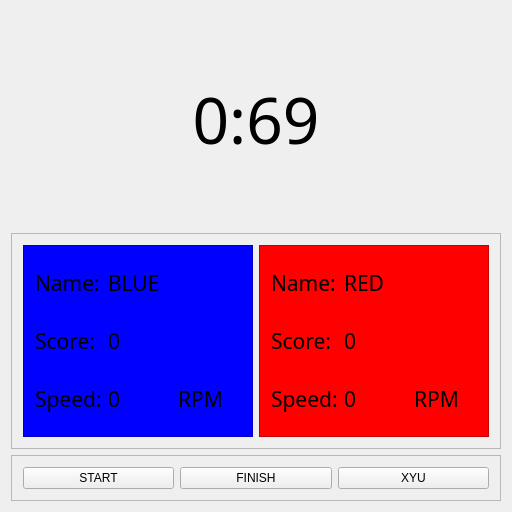
Old version of the form UI/racewindow.ui in the repository fut33v/GoldSprintsFatracing.
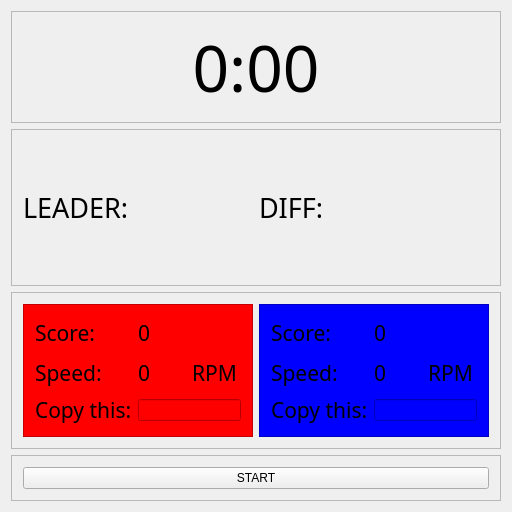
New version of the form.

Patch:
```diff
--- a/UI/racewindow.ui
+++ b/UI/racewindow.ui
@@ -10,6 +10,12 @@
     <height>512</height>
    </rect>
   </property>
+  <property name="sizePolicy">
+   <sizepolicy hsizetype="Preferred" vsizetype="Fixed">
+    <horstretch>0</horstretch>
+    <verstretch>0</verstretch>
+   </sizepolicy>
+  </property>
   <property name="windowTitle">
    <string>ГОЛДСПРИНТ</string>
   </property>
@@ -22,19 +28,106 @@
    </property>
    <layout class="QVBoxLayout" name="verticalLayout_8">
     <item>
-     <widget class="QLabel" name="label">
-      <property name="font">
-       <font>
-        <family>IBM 3270</family>
-        <pointsize>48</pointsize>
-       </font>
+     <widget class="QFrame" name="frame_5">
+      <property name="sizePolicy">
+       <sizepolicy hsizetype="Preferred" vsizetype="Fixed">
+        <horstretch>0</horstretch>
+        <verstretch>0</verstretch>
+       </sizepolicy>
       </property>
-      <property name="text">
-       <string>0:69</string>
+      <property name="frameShape">
+       <enum>QFrame::StyledPanel</enum>
       </property>
-      <property name="alignment">
-       <set>Qt::AlignCenter</set>
+      <property name="frameShadow">
+       <enum>QFrame::Raised</enum>
       </property>
+      <layout class="QVBoxLayout" name="verticalLayout">
+       <item>
+        <widget class="QLabel" name="labelSeconds">
+         <property name="sizePolicy">
+          <sizepolicy hsizetype="Preferred" vsizetype="Fixed">
+           <horstretch>0</horstretch>
+           <verstretch>0</verstretch>
+          </sizepolicy>
+         </property>
+         <property name="font">
+          <font>
+           <family>IBM 3270</family>
+           <pointsize>48</pointsize>
+          </font>
+         </property>
+         <property name="text">
+          <string>0:00</string>
+         </property>
+         <property name="alignment">
+          <set>Qt::AlignCenter</set>
+         </property>
+        </widget>
+       </item>
+      </layout>
+     </widget>
+    </item>
+    <item>
+     <widget class="QFrame" name="frame_6">
+      <property name="frameShape">
+       <enum>QFrame::StyledPanel</enum>
+      </property>
+      <property name="frameShadow">
+       <enum>QFrame::Raised</enum>
+      </property>
+      <layout class="QHBoxLayout" name="horizontalLayout_3">
+       <item>
+        <widget class="QLabel" name="label_9">
+         <property name="font">
+          <font>
+           <family>IBM 3270</family>
+           <pointsize>20</pointsize>
+          </font>
+         </property>
+         <property name="text">
+          <string>LEADER:</string>
+         </property>
+        </widget>
+       </item>
+       <item>
+        <widget class="QLabel" name="labelLeader">
+         <property name="font">
+          <font>
+           <family>IBM 3270</family>
+           <pointsize>20</pointsize>
+          </font>
+         </property>
+         <property name="text">
+          <string/>
+         </property>
+        </widget>
+       </item>
+       <item>
+        <widget class="QLabel" name="label">
+         <property name="font">
+          <font>
+           <family>IBM 3270</family>
+           <pointsize>20</pointsize>
+          </font>
+         </property>
+         <property name="text">
+          <string>DIFF:</string>
+         </property>
+        </widget>
+       </item>
+       <item>
+        <widget class="QLabel" name="labelDiff">
+         <property name="font">
+          <font>
+           <pointsize>20</pointsize>
+          </font>
+         </property>
+         <property name="text">
+          <string/>
+         </property>
+        </widget>
+       </item>
+      </layout>
      </widget>
     </item>
     <item>
@@ -46,6 +139,108 @@
        <enum>QFrame::Raised</enum>
       </property>
       <layout class="QHBoxLayout" name="horizontalLayout">
+       <item>
+        <widget class="QFrame" name="frame_3">
+         <property name="styleSheet">
+          <string notr="true">background: red;
+</string>
+         </property>
+         <property name="frameShape">
+          <enum>QFrame::StyledPanel</enum>
+         </property>
+         <property name="frameShadow">
+          <enum>QFrame::Raised</enum>
+         </property>
+         <layout class="QGridLayout" name="gridLayout_2">
+          <item row="1" column="2">
+           <widget class="QLabel" name="label_7">
+            <property name="font">
+             <font>
+              <family>IBM 3270</family>
+              <pointsize>16</pointsize>
+             </font>
+            </property>
+            <property name="text">
+             <string>RPM</string>
+            </property>
+           </widget>
+          </item>
+          <item row="0" column="0">
+           <widget class="QLabel" name="label_8">
+            <property name="font">
+             <font>
+              <family>IBM 3270</family>
+              <pointsize>16</pointsize>
+              <weight>50</weight>
+              <bold>false</bold>
+             </font>
+            </property>
+            <property name="text">
+             <string>Score:</string>
+            </property>
+            <property name="textFormat">
+             <enum>Qt::PlainText</enum>
+            </property>
+           </widget>
+          </item>
+          <item row="0" column="1" colspan="2">
+           <widget class="QLabel" name="labelRedScore">
+            <property name="font">
+             <font>
+              <family>IBM 3270</family>
+              <pointsize>16</pointsize>
+             </font>
+            </property>
+            <property name="text">
+             <string>0</string>
+            </property>
+           </widget>
+          </item>
+          <item row="1" column="0">
+           <widget class="QLabel" name="label_10">
+            <property name="font">
+             <font>
+              <family>IBM 3270</family>
+              <pointsize>16</pointsize>
+             </font>
+            </property>
+            <property name="text">
+             <string>Speed:</string>
+            </property>
+           </widget>
+          </item>
+          <item row="1" column="1">
+           <widget class="QLabel" name="labelRedRPM">
+            <property name="font">
+             <font>
+              <family>IBM 3270</family>
+              <pointsize>16</pointsize>
+             </font>
+            </property>
+            <property name="text">
+             <string>0</string>
+            </property>
+           </widget>
+          </item>
+          <item row="2" column="0">
+           <widget class="QLabel" name="label_5">
+            <property name="font">
+             <font>
+              <family>IBM 3270</family>
+              <pointsize>16</pointsize>
+             </font>
+            </property>
+            <property name="text">
+             <string>Copy this:</string>
+            </property>
+           </widget>
+          </item>
+          <item row="2" column="1" colspan="2">
+           <widget class="QLineEdit" name="lineEditRed"/>
+          </item>
+         </layout>
+        </widget>
+       </item>
        <item>
         <widget class="QFrame" name="frame_2">
          <property name="autoFillBackground">
@@ -61,7 +256,7 @@
           <enum>QFrame::Raised</enum>
          </property>
          <layout class="QGridLayout" name="gridLayout">
-          <item row="1" column="0">
+          <item row="0" column="0">
            <widget class="QLabel" name="label_2">
             <property name="font">
              <font>
@@ -79,20 +274,7 @@
             </property>
            </widget>
           </item>
-          <item row="0" column="3" colspan="2">
-           <widget class="QLabel" name="label_14">
-            <property name="font">
-             <font>
-              <family>IBM 3270</family>
-              <pointsize>16</pointsize>
-             </font>
-            </property>
-            <property name="text">
-             <string>BLUE</string>
-            </property>
-           </widget>
-          </item>
-          <item row="2" column="4">
+          <item row="1" column="4">
            <widget class="QLabel" name="label_6">
             <property name="font">
              <font>
@@ -105,7 +287,7 @@
             </property>
            </widget>
           </item>
-          <item row="2" column="0">
+          <item row="1" column="0">
            <widget class="QLabel" name="label_4">
             <property name="font">
              <font>
@@ -118,7 +300,7 @@
             </property>
            </widget>
           </item>
-          <item row="1" column="3" colspan="2">
+          <item row="0" column="3" colspan="2">
            <widget class="QLabel" name="labelBlueScore">
             <property name="font">
              <font>
@@ -131,7 +313,7 @@
             </property>
            </widget>
           </item>
-          <item row="2" column="3">
+          <item row="1" column="3">
            <widget class="QLabel" name="labelBlueRPM">
             <property name="sizePolicy">
              <sizepolicy hsizetype="Preferred" vsizetype="Preferred">
@@ -150,81 +332,8 @@
             </property>
            </widget>
           </item>
-          <item row="0" column="0">
-           <widget class="QLabel" name="label_12">
-            <property name="font">
-             <font>
-              <family>IBM 3270</family>
-              <pointsize>16</pointsize>
-             </font>
-            </property>
-            <property name="text">
-             <string>Name:</string>
-            </property>
-           </widget>
-          </item>
-         </layout>
-        </widget>
-       </item>
-       <item>
-        <widget class="QFrame" name="frame_3">
-         <property name="styleSheet">
-          <string notr="true">background: red;
-</string>
-         </property>
-         <property name="frameShape">
-          <enum>QFrame::StyledPanel</enum>
-         </property>
-         <property name="frameShadow">
-          <enum>QFrame::Raised</enum>
-         </property>
-         <layout class="QGridLayout" name="gridLayout_2">
-          <item row="2" column="2">
-           <widget class="QLabel" name="label_7">
-            <property name="font">
-             <font>
-              <family>IBM 3270</family>
-              <pointsize>16</pointsize>
-             </font>
-            </property>
-            <property name="text">
-             <string>RPM</string>
-            </property>
-           </widget>
-          </item>
-          <item row="1" column="0">
-           <widget class="QLabel" name="label_8">
-            <property name="font">
-             <font>
-              <family>IBM 3270</family>
-              <pointsize>16</pointsize>
-              <weight>50</weight>
-              <bold>false</bold>
-             </font>
-            </property>
-            <property name="text">
-             <string>Score:</string>
-            </property>
-            <property name="textFormat">
-             <enum>Qt::PlainText</enum>
-            </property>
-           </widget>
-          </item>
-          <item row="1" column="1" colspan="2">
-           <widget class="QLabel" name="labelRedScore">
-            <property name="font">
-             <font>
-              <family>IBM 3270</family>
-              <pointsize>16</pointsize>
-             </font>
-            </property>
-            <property name="text">
-             <string>0</string>
-            </property>
-           </widget>
-          </item>
           <item row="2" column="0">
-           <widget class="QLabel" name="label_10">
+           <widget class="QLabel" name="label_3">
             <property name="font">
              <font>
               <family>IBM 3270</family>
@@ -232,48 +341,12 @@
              </font>
             </property>
             <property name="text">
-             <string>Speed:</string>
+             <string>Copy this:</string>
             </property>
            </widget>
           </item>
-          <item row="2" column="1">
-           <widget class="QLabel" name="label_11">
-            <property name="font">
-             <font>
-              <family>IBM 3270</family>
-              <pointsize>16</pointsize>
-             </font>
-            </property>
-            <property name="text">
-             <string>0</string>
-            </property>
-           </widget>
-          </item>
-          <item row="0" column="0">
-           <widget class="QLabel" name="label_13">
-            <property name="font">
-             <font>
-              <family>IBM 3270</family>
-              <pointsize>16</pointsize>
-             </font>
-            </property>
-            <property name="text">
-             <string>Name:</string>
-            </property>
-           </widget>
-          </item>
-          <item row="0" column="1" colspan="2">
-           <widget class="QLabel" name="label_15">
-            <property name="font">
-             <font>
-              <family>IBM 3270</family>
-              <pointsize>16</pointsize>
-             </font>
-            </property>
-            <property name="text">
-             <string>RED</string>
-            </property>
-           </widget>
+          <item row="2" column="3" colspan="2">
+           <widget class="QLineEdit" name="lineEditBlue"/>
           </item>
          </layout>
         </widget>
@@ -303,20 +376,6 @@
          </property>
         </widget>
        </item>
-       <item>
-        <widget class="QPushButton" name="pushButtonFinish">
-         <property name="text">
-          <string>FINISH</string>
-         </property>
-        </widget>
-       </item>
-       <item>
-        <widget class="QPushButton" name="pushButton_3">
-         <property name="text">
-          <string>XYU</string>
-         </property>
-        </widget>
-       </item>
       </layout>
      </widget>
     </item>
```
